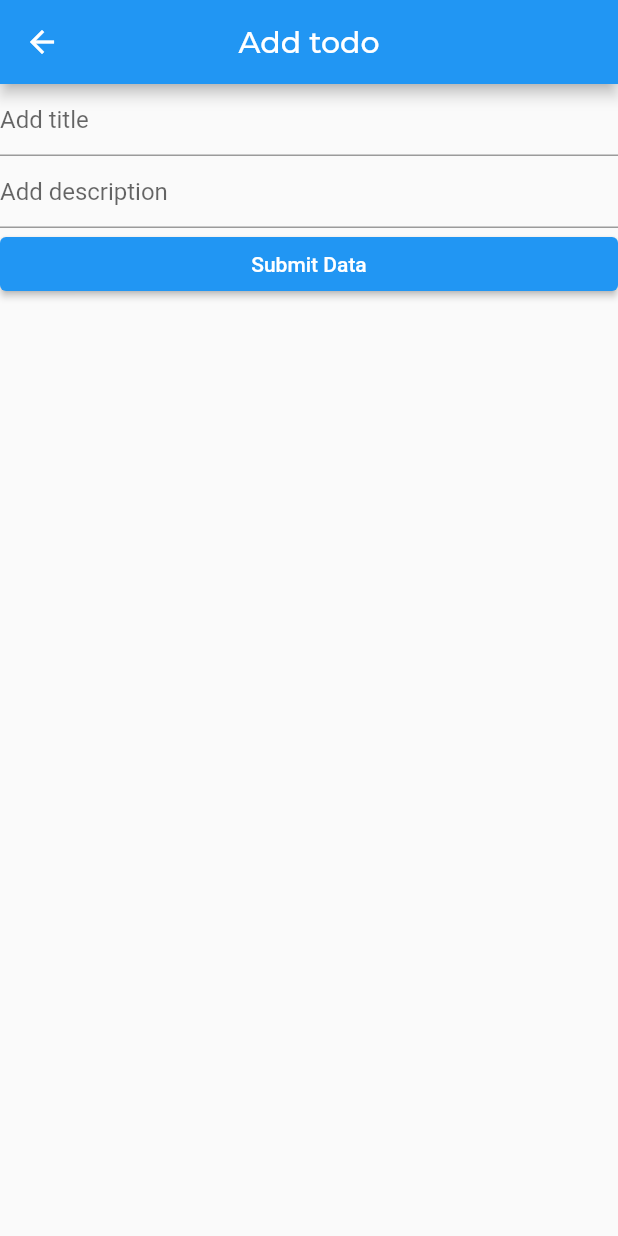
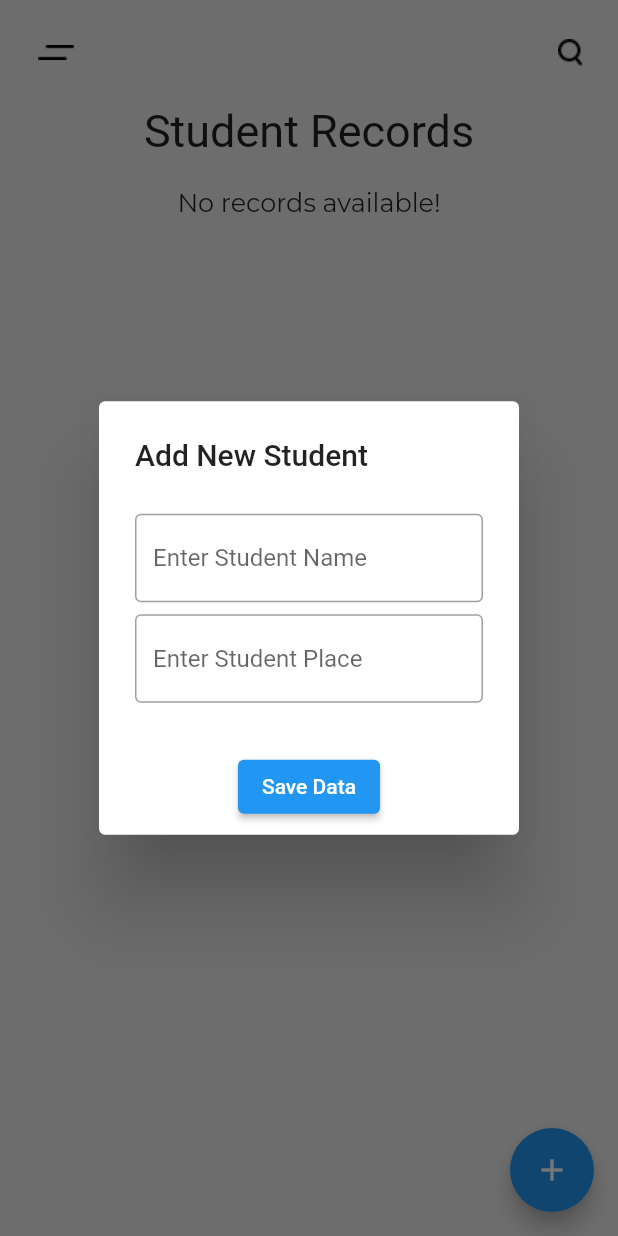
Before and after one commit to fasil721/Student_Managment_App-GetX-Hive, a Flutter app: the screen it shows after launch, after a tap on the "add" icon, on a phone screen of 412 x 824 dp. Run offline on Flutter 3.47's test engine with Material 2 defaults, Android fonts, the phone set to English and light mode, and no system bars; our stand-ins replace google_fonts, hive, hive_flutter; accounts and stored records are empty; Roboto replaces fonts that are missing (Recursive).

Commit message:
db added

```diff
--- a/lib/pages/addrecord.dart
+++ b/lib/pages/addrecord.dart
@@ -1,57 +1,97 @@
 import 'package:flutter/material.dart';
+import 'package:flutter/widgets.dart';
 import 'package:hive/hive.dart';
 import 'package:student_records/pages/record_adapter.dart';
 
-class AddRecord extends StatefulWidget {
+class Addrecord extends StatefulWidget {
   final formkey = GlobalKey<FormState>();
   @override
-  _AddRecordState createState() => _AddRecordState();
+  _AddrecordState createState() => _AddrecordState();
 }
 
-class _AddRecordState extends State<AddRecord> {
-  late String title, description;
-
+class _AddrecordState extends State<Addrecord> {
+  late String title, place;
   submitData() async {
     if (widget.formkey.currentState!.validate()) {
       Box<Record> todoBox = Hive.box<Record>('records');
-      todoBox.add(Record(title, description));
+      todoBox.add(
+        Record(title, place),
+      );
       Navigator.of(context).pop();
     }
   }
 
   @override
   Widget build(BuildContext context) {
-    return Scaffold(
-      appBar: AppBar(
-        centerTitle: true,
-        title: Text("Add todo", style: TextStyle(fontFamily: 'Montserrat')),
+    return AlertDialog(
+      title: Text("Add New Student"),
+      content: Form(
+        key: widget.formkey,
+        child: SingleChildScrollView(
+          child: Column(
+            mainAxisSize: MainAxisSize.min,
+            children: <Widget>[
+              SizedBox(height: 8),
+              buildName(),
+              SizedBox(height: 8),
+              buildAge(),
+            ],
           ),
-      body: Form(
-        key: widget.formkey,
-        child: ListView(
-          children: [
-            TextFormField(
-              decoration: InputDecoration(hintText: 'Add title'),
-              onChanged: (value) {
-                setState(() {
-                  title = value;
-                });
+        ),
+      ),
+      actions: <Widget>[
+        submitButton(context),
+      ],
+    );
+  }
+
+  Widget buildName() => Container(
+        child: TextFormField(
+          decoration: InputDecoration(
+            border: OutlineInputBorder(),
+            hintText: 'Enter Student Name',
+          ),
+          validator: (value) {
+            if (value == "") {
+              return "Student Name required";
+            }
           },
-            ),
-            TextFormField(
-              decoration: InputDecoration(hintText: 'Add description'),
           onChanged: (value) {
             setState(
               () {
-                    description = value;
+                title = value;
               },
             );
           },
         ),
-            ElevatedButton(onPressed: submitData, child: Text('Submit Data'))
-          ],
+      );
+  Widget buildAge() => Container(
+        child: TextFormField(
+          decoration: InputDecoration(
+            border: OutlineInputBorder(),
+            hintText: 'Enter Student Place',
+          ),
+          validator: (value) {
+            if (value == "") {
+              return "Place Name required";
+            }
+          },
+          onChanged: (value) {
+            setState(
+              () {
+                place = value;
+              },
+            );
+          },
+        ),
+      );
+  Widget submitButton(BuildContext context) => Container(
+        alignment: Alignment.center,
+        child: ElevatedButton(
+          onPressed: submitData,
+          child: Text(
+            'Save Data',
           ),
         ),
       );
 }
-}
--- a/lib/pages/homepage.dart
+++ b/lib/pages/homepage.dart
@@ -1,4 +1,5 @@
 import 'package:flutter/material.dart';
+import 'package:flutter/rendering.dart';
 import 'package:google_fonts/google_fonts.dart';
 import 'package:hive/hive.dart';
 import 'package:hive_flutter/hive_flutter.dart';
@@ -11,11 +12,10 @@ class HomePage extends StatelessWidget {
     return Scaffold(
       floatingActionButton: FloatingActionButton(
         child: Icon(Icons.add),
-        onPressed: () {
-          Navigator.of(context).push(
-            MaterialPageRoute(builder: (context) => AddRecord()),
-          );
-        },
+        onPressed: () => showDialog(
+          context: context,
+          builder: (context) => Addrecord(),
+        ),
       ),
       backgroundColor: Colors.grey[200],
       drawer: Drawer(),
@@ -47,10 +47,11 @@ class HomePage extends StatelessWidget {
           ),
         ],
       ),
-      body: Column(
+      body: ListView(
+        scrollDirection: Axis.vertical,
         children: [
           Container(
-            // padding: EdgeInsets.only(left:23),
+            alignment: Alignment.center,
             child: Text(
               "Student Records",
               style: GoogleFonts.recursive(
@@ -70,7 +71,7 @@ class HomePage extends StatelessWidget {
                 if (box.values.isEmpty) {
                   return Center(
                     child: Text(
-                      "No data available!",
+                      "No records available!",
                       textAlign: TextAlign.center,
                       style: TextStyle(
                         fontFamily: 'Montserrat',
@@ -82,24 +83,42 @@ class HomePage extends StatelessWidget {
                 }
                 return Expanded(
                   child: Container(
-                    height: 100.0,
+                    height: MediaQuery.of(context).size.height,
                     child: ListView.builder(
                       itemCount: box.length,
                       itemBuilder: (context, index) {
                         Record? record = box.getAt(index);
-                        return ListTile(
+                        return Container(
+                          padding: EdgeInsets.all(10),
+                          child: ListTile(
+                            contentPadding: EdgeInsets.symmetric(
+                              vertical: 10.0,
+                              horizontal: 16.0,
+                            ),
+                            leading: CircleAvatar(
+                              backgroundImage: AssetImage(
+                                "assets/images/av1.png",
+                              ),
+                              radius: 25,
+                            ),
+                            tileColor: Colors.white,
+                            onTap: () {},
                             onLongPress: () async {
                               await box.deleteAt(index);
                             },
                             title: Text(
                               record!.title,
-                            style: TextStyle(
-                                fontSize: 20, fontFamily: 'Montserrat'),
+                              style: GoogleFonts.montserrat(
+                                fontSize: 15,
+                                fontWeight: FontWeight.w500,
+                                fontStyle: FontStyle.normal,
                               ),
-                          subtitle: Text(
-                            record.description,
-                            style: TextStyle(
-                                fontSize: 16, fontFamily: 'Montserrat'),
+                            ),
+                            // subtitle: Text(
+                            //   record.place,
+                            //   style: TextStyle(
+                            //       fontSize: 16, fontFamily: 'Montserrat'),
+                            // ),
                           ),
                         );
                       },
--- a/lib/pages/record_adapter.dart
+++ b/lib/pages/record_adapter.dart
@@ -7,7 +7,7 @@ class Record {
   @HiveField(0)
   String title;
   @HiveField(1)
-  String description;
+  String place;
 
-  Record(this.title, this.description);
+  Record(this.title, this.place);
 }
```
Also changed, not shown: lib/pages/record_adapter.g.dart. Lines whose indentation alone changed are shown as unchanged.
